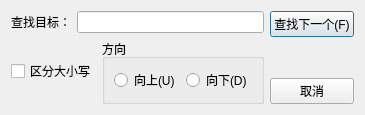
Qt form experiment/exp2/searchdialog.ui (skmgt/QtLearnCourse) before a commit.
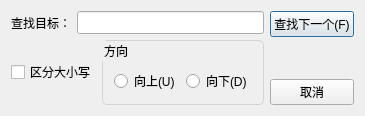
The same form after that commit.

The edit to the form file:
```diff
--- a/experiment/exp2/searchdialog.ui
+++ b/experiment/exp2/searchdialog.ui
@@ -13,6 +13,11 @@
   <property name="windowTitle">
    <string>查找</string>
   </property>
+  <property name="styleSheet">
+   <string notr="true">QLineEdit{
+	padding-left: -3px; padding-top: 5px; 
+}</string>
+  </property>
   <layout class="QHBoxLayout" name="horizontalLayout_4">
    <item>
     <layout class="QVBoxLayout" name="verticalLayout_2">
@@ -57,6 +62,13 @@
        </item>
        <item>
         <widget class="QGroupBox" name="groupBox">
+         <property name="styleSheet">
+          <string notr="true">QGroupBox { 
+     border: 1px solid lightgray; 
+     border-radius: 5px; 
+   	padding: 5px; 
+}</string>
+         </property>
          <property name="title">
           <string>方向</string>
          </property>
```
